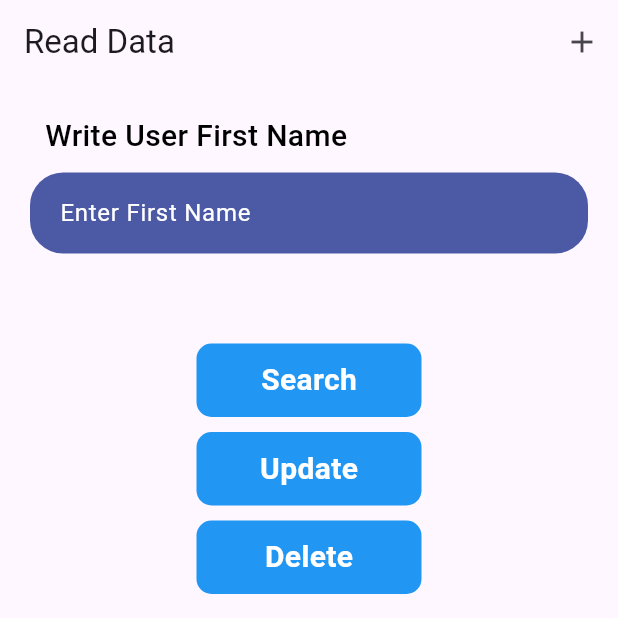
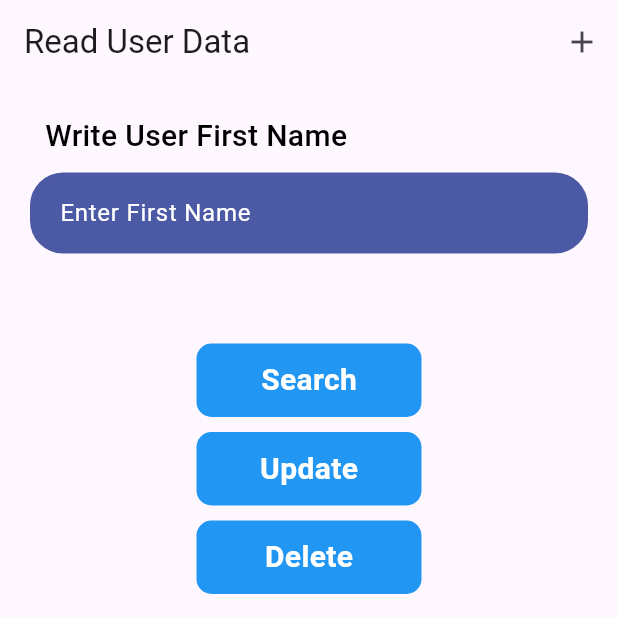
Before and after one commit to Khammunh/firebase_crud2024, a Flutter app: the screen it shows after launch, on a phone screen of 412 x 824 dp, the top half of it. Run offline on Flutter 3.47's test engine with Material 3 defaults, Android fonts, the phone set to English and light mode, and no system bars; our stand-ins replace cloud_firestore, firebase_core, fluttertoast; accounts and stored records are empty.

Commit message:
finish CRUD

```diff
--- a/lib/page/read_data.dart
+++ b/lib/page/read_data.dart
@@ -29,7 +29,7 @@ class _ReadDataState extends State<ReadData> {
   Widget build(BuildContext context) {
     return Scaffold(
       appBar: AppBar(
-        title: const Text('Read Data'),
+        title: const Text('Read User Data'),
         actions: [
           IconButton(
             onPressed: () {
```
